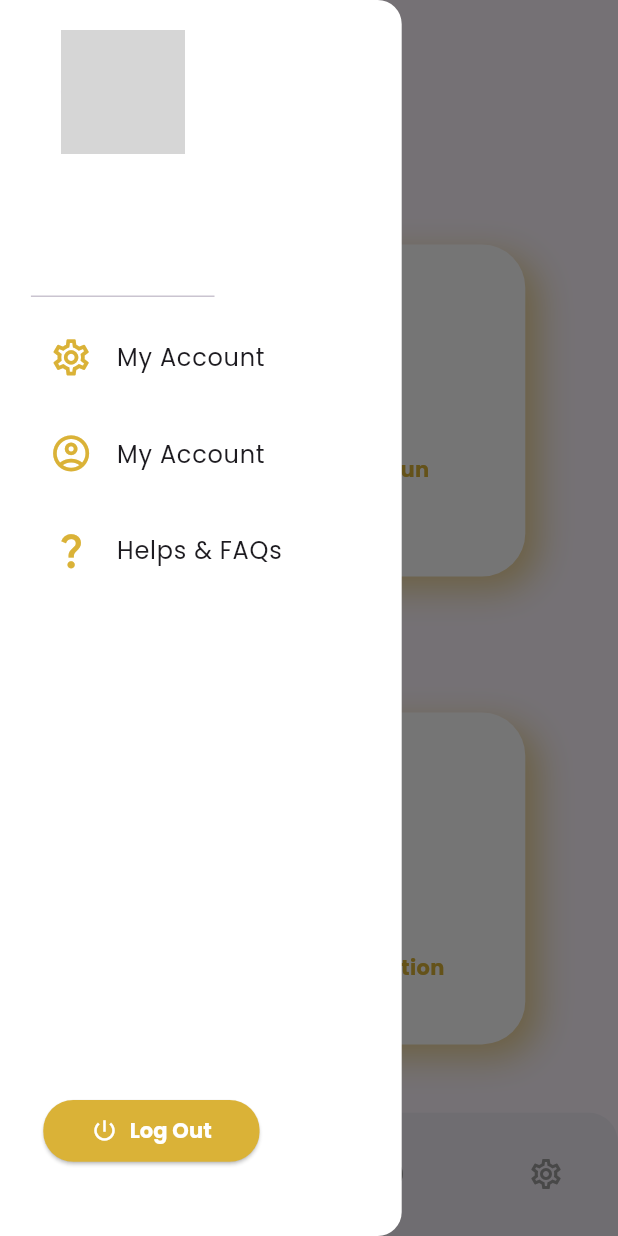
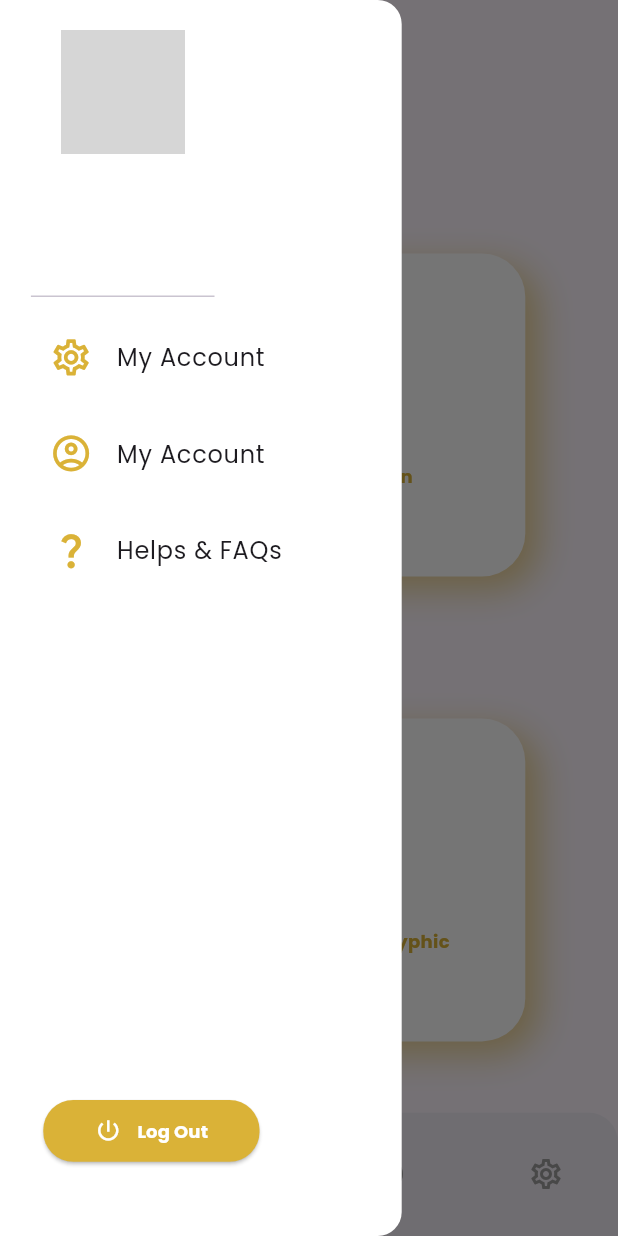
Before and after one commit to MohamedKomi/kemet, a Flutter app: the HomeView screen opened by its route, item 2 of the bottom bar chosen, in the side drawer, after a tap on the "account circle" icon, on a phone screen of 412 x 824 dp. Run offline on Flutter 3.47's test engine with Material 3 defaults, Android fonts, the phone set to English and light mode, and no system bars; our stand-ins replace animated_text_kit, bloc, cached_network_image, carousel_slider, dartz, dio and 15 more; accounts and stored records are empty; network calls fail; grey boxes are pictures that could not be loaded.

Commit message:
finish app

```diff
--- a/lib/core/utils/style.dart
+++ b/lib/core/utils/style.dart
@@ -1,19 +1,14 @@
 import 'package:flutter/material.dart';
 
-abstract class Style{
-  static const textThemeW700 = TextStyle(
-    fontWeight: FontWeight.w700
-  );
-  static const textThemeW600 = TextStyle(
-      fontWeight: FontWeight.w600
-  );
-  static const textThemeW500 = TextStyle(
-      fontWeight: FontWeight.w500
-  );
-  static const textThemeW400 = TextStyle(
-      fontWeight: FontWeight.w400
-  );
-  static const textThemeW300 = TextStyle(
-      fontWeight: FontWeight.w300
-  );
+abstract class Style {
+  static const textThemeW700 =
+      TextStyle(fontWeight: FontWeight.w700, fontSize: 12);
+  static const textThemeW600 =
+      TextStyle(fontWeight: FontWeight.w600, fontSize: 12);
+  static const textThemeW500 =
+      TextStyle(fontWeight: FontWeight.w500, fontSize: 12);
+  static const textThemeW400 =
+      TextStyle(fontWeight: FontWeight.w400, fontSize: 12);
+  static const textThemeW300 =
+      TextStyle(fontWeight: FontWeight.w300, fontSize: 12);
 }
--- a/lib/features/auth/presntation/maneger/confirm_email_otp_cubit/confirm_email_otp_cubit.dart
+++ b/lib/features/auth/presntation/maneger/confirm_email_otp_cubit/confirm_email_otp_cubit.dart
@@ -10,8 +10,8 @@ class ConfirmEmailByOTPCubit extends Cubit<ConfirmEmailByOTPState> {
   Future<void> verifyOtp({required String id,required int otp,required bool isRegister}) async {
     emit(ConfirmEmailLoading());
     final res = await authRepo.confirmEmailByOtp(id,otp,isRegister);
+    print(res);
     res.fold((failure) {
-
       emit(ConfirmEmailFailure(failure.errorMessage));
     }, (otp) {
       emit(ConfirmEmailSuccess(otp));
--- a/lib/features/auth/presntation/maneger/confirm_email_otp_cubit/confirm_email_otp_state.dart
+++ b/lib/features/auth/presntation/maneger/confirm_email_otp_cubit/confirm_email_otp_state.dart
@@ -1,7 +1,7 @@
 
 import 'package:flutter/material.dart';
+import 'package:kemet/features/auth/data/models/ConfirmEmailModel.dart';
 
-import '../../../data/models/ConfirmEmailModel.dart';
 
 @immutable
 abstract class ConfirmEmailByOTPState {}
--- a/lib/features/auth/presntation/views/widgets/otp_body.dart
+++ b/lib/features/auth/presntation/views/widgets/otp_body.dart
@@ -3,6 +3,7 @@ import 'package:kemet/core/utils/app_router.dart';
 import 'package:kemet/core/utils/assets.dart';
 import 'package:kemet/core/utils/style.dart';
 import 'package:kemet/core/widgets/custom_button.dart';
+import 'package:kemet/features/auth/presntation/maneger/confirm_email_otp_cubit/confirm_email_otp_cubit.dart';
 import 'package:kemet/features/auth/presntation/maneger/confirm_email_otp_cubit/confirm_email_otp_state.dart';
 import 'package:kemet/features/auth/presntation/maneger/generate_otp_cubit/generate_otp_cubit.dart';
 import 'package:flutter/material.dart';
@@ -13,7 +14,6 @@ import 'package:otp_text_field/otp_field_style.dart';
 import 'package:otp_text_field/style.dart';
 
 import '../../../../../core/widgets/custom_snack_bar.dart';
-import '../../maneger/confirm_email_otp_cubit/confirm_email_otp_cubit.dart';
 
 class OTPBody extends StatelessWidget {
   OTPBody({
--- a/lib/features/home/data/repos/home_repo_implementation.dart
+++ b/lib/features/home/data/repos/home_repo_implementation.dart
@@ -2,41 +2,16 @@ import 'package:dartz/dartz.dart';
 import 'package:dio/dio.dart';
 import 'package:kemet/core/errors/failure.dart';
 import 'package:kemet/features/home/data/models/add_post_model/AddPostModel.dart';
+import 'package:kemet/features/home/data/models/places_model/Places.dart';
 import 'package:kemet/features/home/data/models/posts_model/posts_model.dart';
 import 'package:kemet/features/home/data/repos/home_repo.dart';
 
 import '../../../../core/utils/api_service.dart';
-import '../models/places_model/Places.dart';
 
 class HomeRepoImplement extends HomeRepo {
   final ApiService apiService;
 
   HomeRepoImplement(this.apiService);
-
-  @override
-  Future<Either<Failures, Places>> fetchPlaces() async {
-    try {
-      final res = await apiService.getData(endPoint: 'places');
-      if (res['message'] == 'success') {
-        return right(Places.fromJson(res));
-      } else {
-        return left(
-          ServerFailure(res['message']),
-        );
-      }
-    } catch (e) {
-      if (e is DioException) {
-        return left(
-          ServerFailure.fromDioError(e),
-        );
-      }
-      return left(
-        ServerFailure(
-          e.toString(),
-        ),
-      );
-    }
-  }
 
   @override
   Future<Either<Failures, PostsModel>> fetchPssts() async {
@@ -125,4 +100,29 @@ class HomeRepoImplement extends HomeRepo {
       );
     }
   }
+
+  @override
+  Future<Either<Failures, Places>> fetchPlaces() async {
+    try {
+      final res = await apiService.getData(endPoint: 'places');
+      if (res['message'] == 'success') {
+        return right(Places.fromJson(res));
+      } else {
+        return left(
+          ServerFailure(res['message']),
+        );
+      }
+    } catch (e) {
+      if (e is DioException) {
+        return left(
+          ServerFailure.fromDioError(e),
+        );
+      }
+      return left(
+        ServerFailure(
+          e.toString(),
+        ),
+      );
+    }
+  }
 }
--- a/lib/features/home/presentation/views/home_view.dart
+++ b/lib/features/home/presentation/views/home_view.dart
@@ -23,7 +23,7 @@ class HomeView extends StatelessWidget {
 
   @override
   Widget build(BuildContext context) {
-    DateTime timeBackPress=DateTime.now();
+    DateTime timeBackPress = DateTime.now();
     List screens = const [
       HomeViewBody(),
       CameraViewBody(),
@@ -32,17 +32,18 @@ class HomeView extends StatelessWidget {
     ];
     return WillPopScope(
       onWillPop: () async {
-        final difference=DateTime.now().difference(timeBackPress);
-        final isExitWarning=difference>=const Duration(seconds: 2);
-        timeBackPress=DateTime.now();
-        if(isExitWarning ){
-          final message='press back again to exit';
-          Fluttertoast.showToast(msg: message,gravity: ToastGravity.BOTTOM);
+        final difference = DateTime.now().difference(timeBackPress);
+        final isExitWarning = difference >= const Duration(seconds: 2);
+        timeBackPress = DateTime.now();
+        if (isExitWarning) {
+          const message = 'press back again to exit';
+          Fluttertoast.showToast(msg: message, gravity: ToastGravity.BOTTOM);
           return false;
-        }else{
+        } else {
           Fluttertoast.cancel();
           return true;
-        }},
+        }
+      },
       child: MultiBlocProvider(
         providers: [
           BlocProvider(
@@ -67,15 +68,19 @@ class HomeView extends StatelessWidget {
             int currentIndex = BlocProvider.of<BNBCubit>(context).currentIndex;
             return Scaffold(
               appBar: PreferredSize(
-                  preferredSize: Size(
-                      double.infinity, MediaQuery.of(context).size.height * 0.1),
-                  child:
-                      currentIndex == 0 ? const AppBarHome() : const SizedBox()),
-              drawer:  const CustomDrawer(),
+                  preferredSize: Size(double.infinity,
+                      MediaQuery.of(context).size.height * 0.1),
+                  child: currentIndex == 0
+                      ? const AppBarHome()
+                      : const SizedBox()),
+              drawer: const CustomDrawer(),
               body: screens[currentIndex],
               bottomNavigationBar: const BuildBNavBar(),
               floatingActionButton: currentIndex == 0
                   ? FloatingActionButton(
+                      shape: const CircleBorder(
+                      // Adjust the radius as needed
+                      ),
                       backgroundColor: Colors.white,
                       child: Icon(
                         Icons.add,
--- a/lib/features/home/presentation/views/widgets/first_slider_widget.dart
+++ b/lib/features/home/presentation/views/widgets/first_slider_widget.dart
@@ -13,7 +13,7 @@ class FirstSliderWidget extends StatelessWidget {
     return CarouselSlider(
       options: CarouselOptions(
         height: size.height * .2,
-        viewportFraction: 0.6,
+        viewportFraction: 0.5,
         reverse: false,
         autoPlay: true,
         autoPlayInterval: const Duration(seconds: 3),
@@ -24,6 +24,7 @@ class FirstSliderWidget extends StatelessWidget {
       items: AssetsService.sliderImages
           .map(
             (item) => Container(
+              margin: const EdgeInsets.symmetric(vertical: 7),
               decoration: BoxDecoration(
                   boxShadow: [BoxShadow(blurRadius: 10, color: mainColor)]),
               child: Stack(
```
Also changed, not shown: 5 other files.
